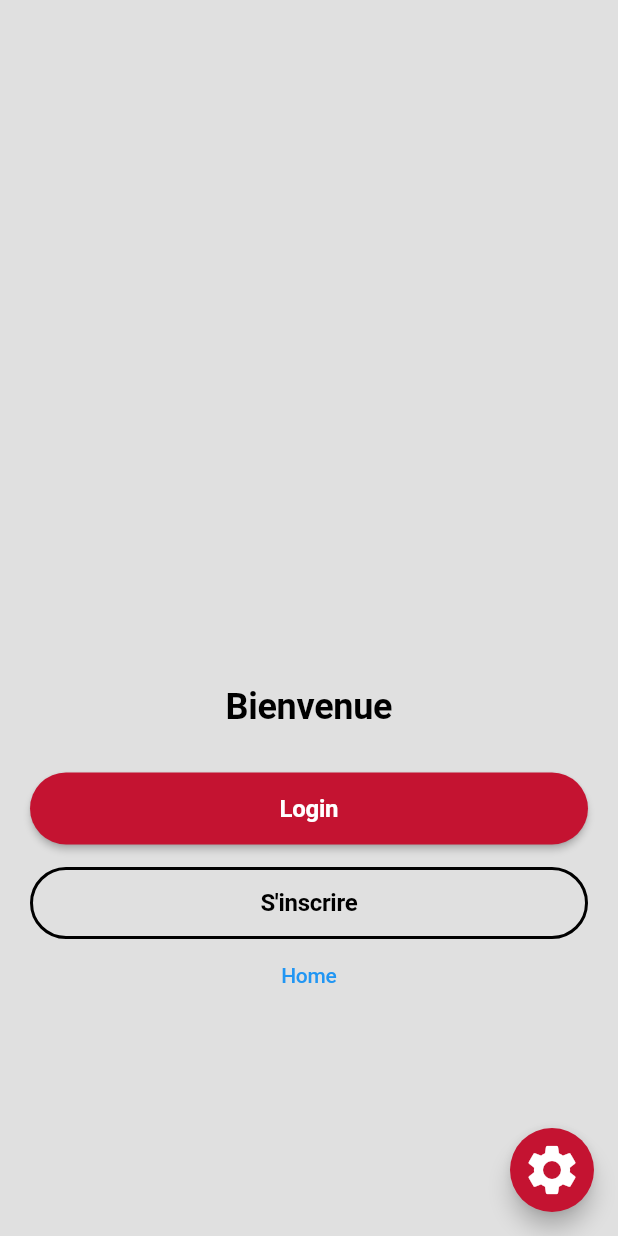
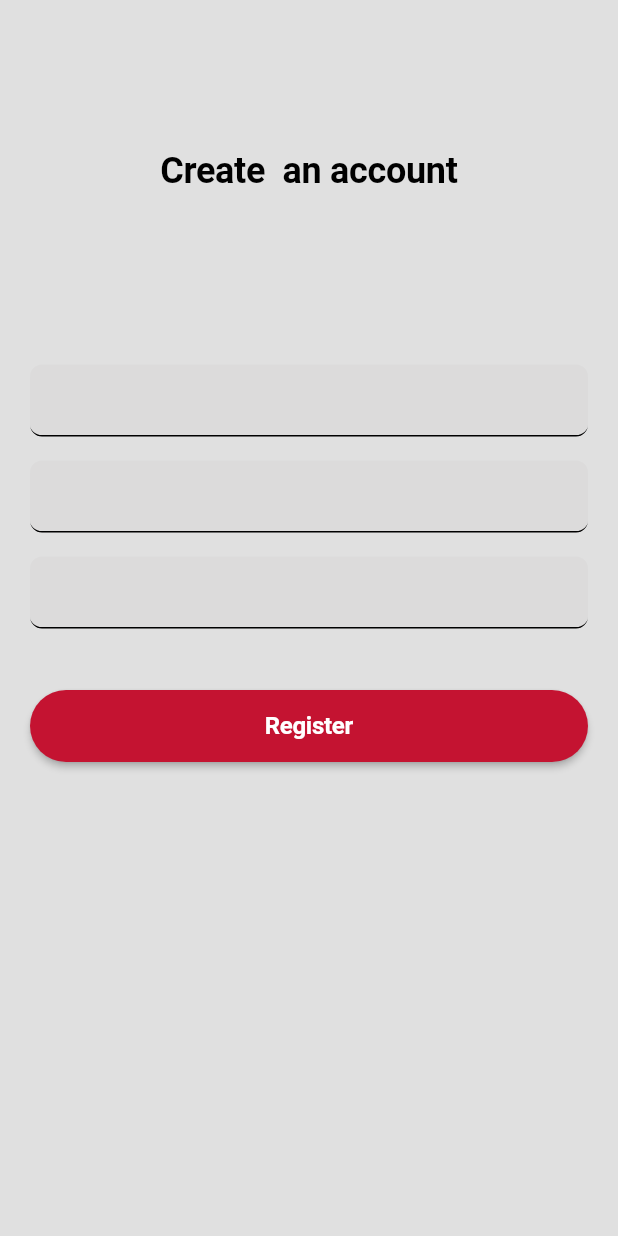
Before and after one commit to Isaac-k7/services, a Flutter app: the screen it shows after launch, after a tap on "S'inscrire", on a phone screen of 412 x 824 dp. Run offline on Flutter 3.47's test engine with Material 2 defaults, Android fonts, the phone set to English and light mode, and no system bars; our stand-ins replace bloc, flutter_bloc; generated files the repository leaves out were written again; Roboto replaces fonts that are missing (Rubik).

Commit message:
interface register account

```diff
--- a/lib/l10n/app_en.arb
+++ b/lib/l10n/app_en.arb
@@ -2,5 +2,8 @@
     "helloWorld": "Hello World!",
     "@helloWorld": {
       "description": "The conventional newborn programmer greeting"
-    }
+    },
+    "createAnAccount": "Create  an account",
+    "register": "Register",
+    "login": "Login"
 }
--- a/lib/l10n/app_fr.arb
+++ b/lib/l10n/app_fr.arb
@@ -1,3 +1,6 @@
 {
-    "helloWorld": "Bonjour le monde!"
+    "helloWorld": "Bonjour le monde!",
+    "createAnAccount": "Créer un compt",
+    "register": "S'inscrire",
+    "login": "Se connecter"
 }
--- a/lib/main.dart
+++ b/lib/main.dart
@@ -1,8 +1,11 @@
-import 'package:achilleservice/screens/welcome/welcome.dart';
+import 'package:achilleservice/screens/screens.dart';
 import 'package:flutter/material.dart';
 import 'package:flutter_bloc/flutter_bloc.dart';
 import 'config/theme/theme.dart';
 import 'screens/welcome/cubit/config_cubit.dart';
+import 'package:achilleservice/utils/utils.dart';
+import 'package:flutter_gen/gen_l10n/app_localizations.dart';
+
 
 void main() {
   runApp(const ServiceApp());
@@ -13,6 +16,7 @@ class ServiceApp extends StatelessWidget {
 
   @override
   Widget build(BuildContext context) {
+    final MyRouter router = MyRouter();
     return MultiBlocProvider(
       providers: [
         BlocProvider(
@@ -25,9 +29,15 @@ class ServiceApp extends StatelessWidget {
       child: BlocBuilder<ThemeCubit, ThemeData>(
         builder: ((context, theme) {
           return MaterialApp(
+            localizationsDelegates: AppLocalizations.localizationsDelegates,
+            supportedLocales: AppLocalizations.supportedLocales,
+            // locale: state.locale,
+            // themeMode: state.themeMode,
+            onGenerateRoute: router.getRoute,
+            initialRoute: '/',
             debugShowCheckedModeBanner: false,
             theme: theme,
-            home: const HomePage(),
+            home: const Welcome(),
           );
         }),
       ),
--- /dev/null
+++ b/lib/screens/register/screen.dart
@@ -0,0 +1,14 @@
+import 'package:flutter/material.dart';
+
+import 'widgets/body.dart';
+
+class Register extends StatelessWidget {
+  const Register({Key? key}) : super(key: key);
+
+  @override
+  Widget build(BuildContext context) {
+    return   const Scaffold(
+      body: Body(),
+    );
+  }
+}
--- /dev/null
+++ b/lib/screens/register/widgets/body.dart
@@ -0,0 +1,34 @@
+import 'package:flutter/material.dart';
+import 'package:flutter_gen/gen_l10n/app_localizations.dart';
+
+import '../../register/widgets/form.dart';
+
+class Body extends StatelessWidget {
+  const Body({Key? key}) : super(key: key);
+
+  @override
+  Widget build(BuildContext context) {
+    AppLocalizations? t = AppLocalizations.of(context);
+    return Column(
+      children: [
+        const SizedBox(height: 100),
+        Center(
+          child: Text(
+            t!.createAnAccount,
+            style: const TextStyle(
+              fontSize: 24,
+              fontWeight: FontWeight.bold,
+              color: Colors.black,
+              // fontFamily: 'Rubik',
+            ),
+          ),
+        ),
+        const SizedBox(height: 100,),
+        const Padding(
+          padding: EdgeInsets.symmetric(horizontal: 20),
+          child: FormRegister(),
+        ),
+      ],
+    );
+  }
+}
--- /dev/null
+++ b/lib/screens/register/widgets/form.dart
@@ -0,0 +1,33 @@
+import 'package:achilleservice/config/constants.dart';
+import 'package:flutter/material.dart';
+import 'package:achilleservice/widgets/widgets.dart';
+import 'package:flutter_gen/gen_l10n/app_localizations.dart';
+
+class FormRegister extends StatelessWidget {
+  const FormRegister({Key? key}) : super(key: key);
+
+  @override
+  Widget build(BuildContext context) {
+    AppLocalizations t = AppLocalizations.of(context)!;
+    return Form(
+        child: Column(
+      children: [
+        const SizedBox(height: 15),
+        const TextForm(),
+        const SizedBox(height: 15),
+        const TextForm(),
+        const SizedBox(height: 15),
+        const TextForm(),
+        const SizedBox(height: 40),
+        CustomElevatedButton(
+          color: AppTheme.colorScheme.secondary,
+          backgroundColor: AppTheme.colorScheme.primary,
+          label: Text(t.register,
+              style:
+                  const TextStyle(fontWeight: FontWeight.w700, color: Colors.white)),
+          onPressed: () {},
+        ),
+      ],
+    ));
+  }
+}
--- /dev/null
+++ b/lib/screens/screens.dart
@@ -0,0 +1,6 @@
+export 'package:achilleservice/screens/register/screen.dart';
+export 'package:achilleservice/screens/welcome/screen.dart';
+class Screens{
+  static const String register = '/register';
+  static const String welcome = '/welcome';
+}
--- a/lib/screens/welcome/welcome.dart
+++ b/lib/screens/welcome/screen.dart
@@ -4,14 +4,15 @@ import 'package:flutter_bloc/flutter_bloc.dart';
 
 import 'package:achilleservice/config/constants.dart';
 import 'package:achilleservice/config/theme/theme.dart';
-
+import 'package:achilleservice/utils/utils.dart';
 import 'cubit/config_cubit.dart';
 
-class HomePage extends StatelessWidget {
-  const HomePage({Key? key}) : super(key: key);
+class Welcome extends StatelessWidget {
+  const Welcome({Key? key}) : super(key: key);
 
   @override
   Widget build(BuildContext context) {
+    var  controller = RouteController();
     return BlocBuilder<ThemeCubit, ThemeData>(
       builder: (context, theme) {
         return Scaffold(
@@ -72,7 +73,7 @@ class HomePage extends StatelessWidget {
                                 fontWeight: FontWeight.w700,
                                 color: Colors.black),
                           ),
-                          onPressed: () {},
+                          onPressed: (){controller.register(context);},
                         ),
                         TextButton(
                           onPressed: () {},
--- /dev/null
+++ b/lib/utils/navigators.dart
@@ -0,0 +1,8 @@
+import 'package:flutter/material.dart';
+
+class RouteController {
+  /// Logs a [User] into the application
+  void register(context) {
+    Navigator.of(context).pushNamed('/register');
+  }
+}
--- /dev/null
+++ b/lib/utils/router.dart
@@ -0,0 +1,22 @@
+import 'package:flutter/material.dart';
+
+import 'package:achilleservice/screens/screens.dart';
+
+class MyRouter{
+  final RouteObserver<PageRoute> routeObserver;
+  MyRouter() : routeObserver = RouteObserver<PageRoute>();
+
+  Route<dynamic>?  getRoute(RouteSettings settings){
+    switch (settings.name){
+      case Screens.register:
+        return _buildRoute(settings, const Register());
+      default:
+    return null;
+    }
+    }
+
+  MaterialPageRoute _buildRoute(RouteSettings settings, Widget builder) {
+    return MaterialPageRoute(settings: settings, builder: (ctx) => builder);
+  }
+
+}
--- /dev/null
+++ b/lib/utils/utils.dart
@@ -0,0 +1,2 @@
+export 'package:achilleservice/utils/router.dart';
+export 'package:achilleservice/utils/navigators.dart';
--- /dev/null
+++ b/lib/widgets/text_form.dart
@@ -0,0 +1,91 @@
+import 'package:flutter/material.dart';
+
+import '../config/constants.dart';
+
+class TextForm extends StatelessWidget {
+  final String? initialValue;
+  final TextEditingController? controller;
+  final String? Function(String?)? validator;
+  final void Function(String)? onChanged;
+  final void Function(String)? onFieldSubmitted;
+  final void Function()? onEditingComplete;
+  final IconData? icon;
+  final VoidCallback? onPressIcon;
+  final String? labelText;
+  final TextInputType keyboardType;
+  final TextInputAction? textInputAction;
+  final TextCapitalization textCapitalization;
+  final bool obscureText;
+  final bool readOnly;
+  final  String? hintText;
+  final  int maxLines;
+
+  const TextForm({
+    this.initialValue,
+    this.controller,
+    this.validator,
+    this.onChanged,
+    this.onFieldSubmitted,
+    this.onEditingComplete,
+    this.icon,
+   this.onPressIcon,
+    this.labelText,
+    this.keyboardType = TextInputType.text,
+    this.textInputAction,
+    this.textCapitalization = TextCapitalization.sentences,
+    this.obscureText = false,
+    this.readOnly = false,
+    this.hintText,
+    this.maxLines = 1,
+    Key? key,
+  }) : super(key: key);
+
+  @override
+  Widget build(BuildContext context) {
+    return Container(
+      padding: const EdgeInsets.only(bottom: 1),
+      decoration: const BoxDecoration(
+        // color: BigCityColors.kPrimaryColor,
+        borderRadius: BorderRadius.all(Radius.circular(9)),
+      ),
+      child: TextFormField(
+
+        maxLines: maxLines,
+        textDirection: TextDirection.ltr,
+        validator: validator,
+        onChanged: onChanged,
+        onFieldSubmitted: onFieldSubmitted,
+        onEditingComplete: onEditingComplete,
+        controller: controller,
+        decoration: InputDecoration(
+          hintText: hintText,
+          filled: true,
+          fillColor: const Color.fromARGB(68, 208, 207, 207),
+          suffixIcon: IconButton(
+            onPressed: onPressIcon,
+            icon: Icon(icon),
+          ),
+          labelText: labelText,
+          enabledBorder: const UnderlineInputBorder(
+            borderSide: BorderSide(
+              width: 1,
+            ),
+            borderRadius: BorderRadius.all(Radius.circular(8)),
+          ),
+          focusedBorder: const UnderlineInputBorder(
+            borderSide: BorderSide(
+              color: AppColors.kPrimaryColor,
+              width: 1,
+            ),
+            borderRadius: BorderRadius.all(Radius.circular(8)),
+          ),
+        ),
+        keyboardType: keyboardType,
+        textCapitalization: textCapitalization,
+        textInputAction: textInputAction,
+        obscureText: obscureText,
+        readOnly: readOnly,
+      ),
+    );
+  }
+}
--- a/lib/widgets/widgets.dart
+++ b/lib/widgets/widgets.dart
@@ -1,3 +1,4 @@
 export 'theme_color_changer.dart';
 export 'custom_eleveted_button.dart';
 export 'custom_outlined_button.dart';
+export 'text_form.dart';
```
